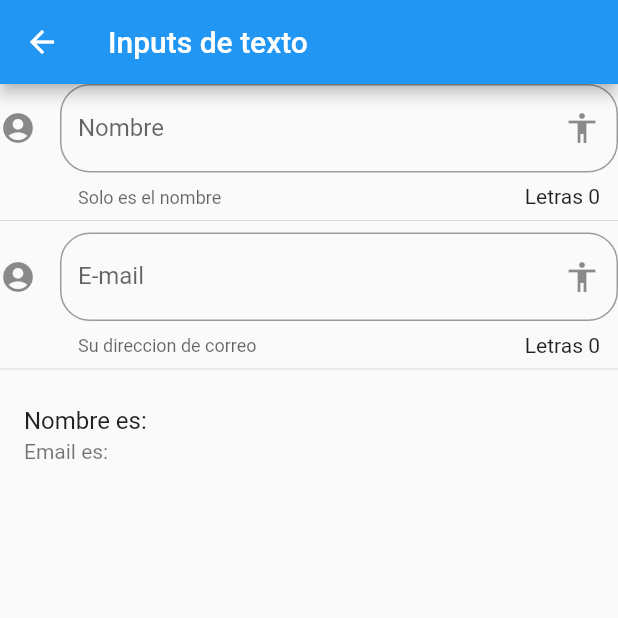
After one commit to PiedPiperCaos/aplicacion_variada, a Flutter app: the InputPage screen opened by its route, on a phone screen of 412 x 824 dp, the top half of it. The commit adds this screen. Run offline on Flutter 3.47's test engine with Material 2 defaults, Android fonts, the phone set to English and light mode, and no system bars.

Commit message:
Final clase martes 19/10

```diff
--- a/data/menu_opts.json
+++ b/data/menu_opts.json
@@ -15,6 +15,16 @@
             "ruta" : "card",
             "icon" : "folder_open",
             "texto": "Cards - Tarjetas"
+        },
+        {
+            "ruta" : "animatedContainer",
+            "icon" : "donut_large",
+            "texto": "Animated Container"
+        },
+        {
+            "ruta" : "inputs",
+            "icon" : "input",
+            "texto": "Inputs"
         }
     ]
 }
--- a/lib/main.dart
+++ b/lib/main.dart
@@ -1,7 +1,9 @@
 import 'package:aplicacion_variada/src/pages/alert_page.dart';
+import 'package:aplicacion_variada/src/pages/animated_container.dart';
 import 'package:aplicacion_variada/src/pages/card_page.dart';
 import 'package:aplicacion_variada/src/pages/avatar_page.dart';
 import 'package:aplicacion_variada/src/pages/home_page.dart';
+import 'package:aplicacion_variada/src/pages/input_page.dart';
 import 'package:flutter/material.dart';
 
 void main() => runApp(MyApp());
@@ -19,6 +21,8 @@ class MyApp extends StatelessWidget {
         'alert': (BuildContext context) => AlertPage(),
         'avatar': (BuildContext context) => AvatarPage(),
         'card': (BuildContext context) => CardPage(),
+        'animatedContainer': (BuildContext context) => AnimatedContainerPage(),
+        'inputs': (BuildContext context) => InputPage(),
       },
     );
   }
--- /dev/null
+++ b/lib/src/pages/input_page.dart
@@ -0,0 +1,79 @@
+import 'package:flutter/material.dart';
+
+class InputPage extends StatefulWidget {
+  @override
+  _InputPageState createState() => _InputPageState();
+}
+
+class _InputPageState extends State<InputPage> {
+  String _nombre = '';
+  String _email = '';
+
+  @override
+  Widget build(BuildContext context) {
+    return Scaffold(
+      appBar: AppBar(
+        title: Text('Inputs de texto'),
+      ),
+      body: ListView(
+        children: [
+          _crearInput(),
+          Divider(),
+          _crearEmail(),
+          Divider(),
+          _crearPersona(),
+        ],
+      ),
+    );
+  }
+
+  _crearInput() {
+    return TextField(
+      // autofocus: true,
+      textCapitalization: TextCapitalization.sentences,
+      decoration: InputDecoration(
+        border: OutlineInputBorder(borderRadius: BorderRadius.circular(20.0)),
+        counter: Text('Letras ${_nombre.length}'),
+        hintText: 'Nombre de la persona',
+        labelText: 'Nombre',
+        helperText: 'Solo es el nombre',
+        suffixIcon: Icon(Icons.accessibility),
+        icon: Icon(Icons.account_circle),
+      ),
+      onChanged: (valor) {
+        setState(() {
+          _nombre = valor;
+        });
+      },
+    );
+  }
+
+  _crearPersona() {
+    return ListTile(
+      title: Text('Nombre es: $_nombre'),
+      subtitle: Text('Email es: $_email'),
+    );
+  }
+
+  _crearEmail() {
+    return TextField(
+      // autofocus: true,
+      keyboardType: TextInputType.emailAddress,
+      textCapitalization: TextCapitalization.sentences,
+      decoration: InputDecoration(
+        border: OutlineInputBorder(borderRadius: BorderRadius.circular(20.0)),
+        counter: Text('Letras ${_nombre.length}'),
+        hintText: 'Direccion de email',
+        labelText: 'E-mail',
+        helperText: 'Su direccion de correo',
+        suffixIcon: Icon(Icons.accessibility),
+        icon: Icon(Icons.account_circle),
+      ),
+      onChanged: (valor) {
+        setState(() {
+          _email = valor;
+        });
+      },
+    );
+  }
+}
--- a/lib/src/utils/icono_string_util.dart
+++ b/lib/src/utils/icono_string_util.dart
@@ -5,6 +5,8 @@ final _icons = <String, IconData>{
   'add.alert': Icons.add_alert,
   'accessibility': Icons.accessibility,
   'folder_open': Icons.folder_open,
+  'donut_large': Icons.donut_large,
+  'input': Icons.input,
 };
 
 Icon getIcon(String nombreIcono) {
```
Also changed, not shown: lib/src/pages/animated_container.dart (added, +51 -0 lines).
